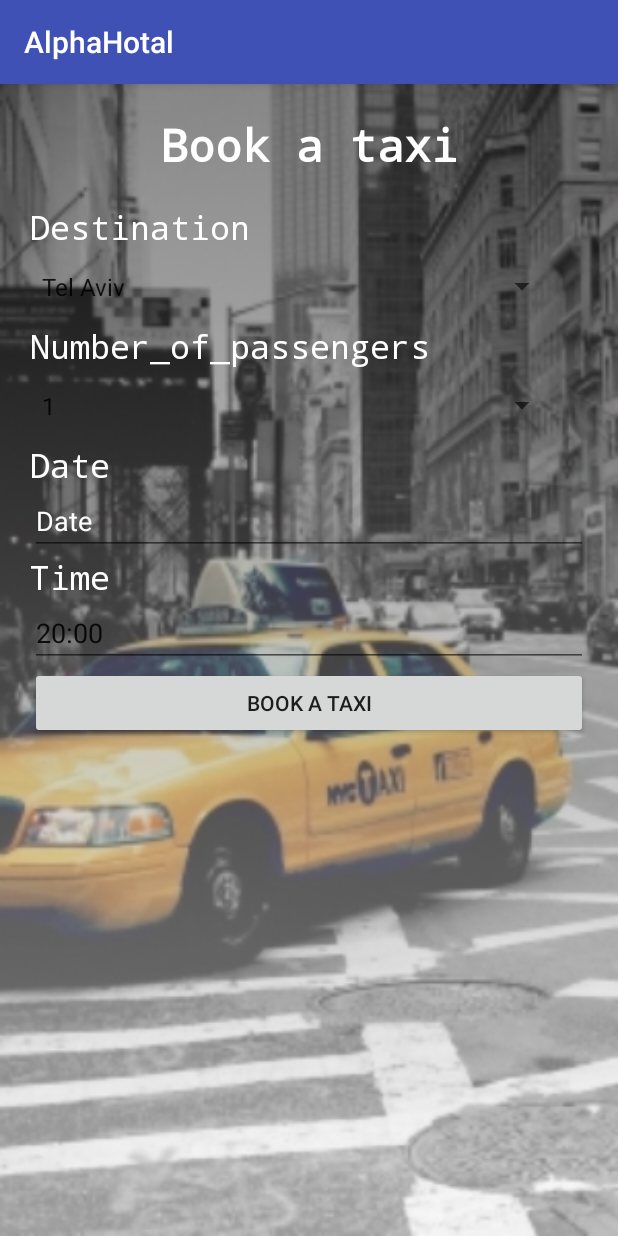
After one commit to oryossipof/ServeMeApp, an Android app: the BookTaxiActivity screen opened directly, with no data from a screen before it, on a phone screen of 412 x 824 dp. The commit adds this screen. Run offline under Robolectric (Android 15) with nearby library versions, the phone set to English and light mode, and no system bars.

Commit message:
15-03-2018
- book taxi validation
- no more than 3 request in reception, maintenance, house keeping and security.
- translation of all screens including login status and toasts
- generic backgroundworker

```diff
--- a/app/src/main/AndroidManifest.xml
+++ b/app/src/main/AndroidManifest.xml
@@ -13,7 +13,7 @@
         android:roundIcon="@mipmap/ic_launcher_round"
         android:supportsRtl="true"
         android:theme="@style/AppTheme">
-        <activity android:name=".MainActivity"></activity>
+        <activity android:name=".MainActivity" />
         <activity android:name=".SigninActivity">
             <intent-filter>
                 <action android:name="android.intent.action.MAIN" />
@@ -30,7 +30,8 @@
         <activity android:name=".SecurityActivity" />
         <activity android:name=".RoomServiceActivity" />
         <activity android:name=".questionnairesActivity" />
-        <activity android:name=".ActivitiesActivity"></activity>
+        <activity android:name=".ActivitiesActivity" />
+        <activity android:name=".BookTaxiActivity"></activity>
     </application>
 
 </manifest>
--- /dev/null
+++ b/app/src/main/java/com/example/oryossipof/alphahotal/BookTaxiActivity.java
@@ -0,0 +1,227 @@
+package com.example.oryossipof.alphahotal;
+
+import android.app.DatePickerDialog;
+import android.app.ProgressDialog;
+import android.app.TimePickerDialog;
+import android.content.BroadcastReceiver;
+import android.content.Context;
+import android.content.Intent;
+import android.content.IntentFilter;
+import android.os.Bundle;
+import android.support.v7.app.AppCompatActivity;
+import android.view.View;
+import android.widget.AdapterView;
+import android.widget.ArrayAdapter;
+import android.widget.Button;
+import android.widget.DatePicker;
+import android.widget.EditText;
+import android.widget.Spinner;
+import android.widget.TimePicker;
+import android.widget.Toast;
+
+import java.text.SimpleDateFormat;
+import java.util.ArrayList;
+import java.util.Calendar;
+import java.util.List;
+import java.util.Locale;
+
+public class BookTaxiActivity extends AppCompatActivity {
+    EditText edittext;
+    Calendar myCalendar ;
+    private Button bookTexiBT;
+    private  String roomNum;
+    private ProgressDialog progress ;
+    private String department = "Reception";
+    private  BroadcastReceiver receiver;
+    private String des="";
+    private String time="";
+    private String dest = "";
+    private String pass = "";
+    private Spinner spinner;
+    private String[] destList = {"Tel Aviv", "Haifa" , "Ben Gurion Airport", "Jerusalem", "Bat Yam", "Eilat", "Not Specified destination"};
+
+    @Override
+    protected void onCreate(Bundle savedInstanceState) {
+        super.onCreate(savedInstanceState);
+        setContentView(R.layout.activity_book_taxi);
+        bookTexiBT = (Button) findViewById(R.id.BookTexi_button1);
+        progress= new ProgressDialog(BookTaxiActivity.this);
+
+        roomNum = getIntent().getStringExtra("roomNum");
+      myCalendar = Calendar.getInstance();
+        initializeSpinner();
+
+
+        edittext= (EditText) findViewById(R.id.DatePick);
+        final DatePickerDialog.OnDateSetListener date = new DatePickerDialog.OnDateSetListener() {
+
+            @Override
+            public void onDateSet(DatePicker view, int year, int monthOfYear,
+                                  int dayOfMonth) {
+                // TODO Auto-generated method stub
+               //view.setMinDate(System.currentTimeMillis() - 1000);
+                myCalendar.set(Calendar.YEAR, year);
+                myCalendar.set(Calendar.MONTH, monthOfYear);
+                myCalendar.set(Calendar.DAY_OF_MONTH, dayOfMonth);
+                view.setMinDate(myCalendar.getTimeInMillis());
+                updateLabel();
+            }
+
+        };
+
+
+
+        edittext.setOnClickListener(new View.OnClickListener() {
+
+            @Override
+            public void onClick(View v) {
+                // TODO Auto-generated method stu
+                new DatePickerDialog(BookTaxiActivity.this, date, myCalendar
+                        .get(Calendar.YEAR), myCalendar.get(Calendar.MONTH),
+                        myCalendar.get(Calendar.DAY_OF_MONTH)).show();
+            }
+        });
+
+        final EditText Edit_Time = (EditText) findViewById(R.id.time_view_edit);
+
+        Edit_Time.setOnClickListener(new View.OnClickListener() {
+
+            @Override
+            public void onClick(View v) {
+                // TODO Auto-generated method stub
+                Calendar mcurrentTime = Calendar.getInstance();
+                int hour = mcurrentTime.get(Calendar.HOUR_OF_DAY);
+                int minute = mcurrentTime.get(Calendar.MINUTE);
+
+                TimePickerDialog mTimePicker;
+                mTimePicker = new TimePickerDialog(BookTaxiActivity.this, new TimePickerDialog.OnTimeSetListener() {
+                    @Override
+                    public void onTimeSet(TimePicker timePicker, int selectedHour, int selectedMinute) {
+                        Edit_Time.setText( selectedHour + ":" + selectedMinute);
+                        time = Edit_Time.getText().toString();
+                    }
+                }, hour, minute, true);
+                mTimePicker.setTitle(getResources().getString(R.string.select_time_str)); // add to strings  for all lang
+                mTimePicker.show();
+
+            }
+        });
+
+        //set spinner
+        final Spinner spinner = (Spinner) findViewById(R.id.spinner_ip);
+        spinner.setOnItemSelectedListener(new AdapterView.OnItemSelectedListener() {
+            @Override
+            public void onItemSelected(AdapterView<?> parent, View view, int position, long id) {
+                 dest = spinner.getSelectedItem().toString();
+              //  textView.setText(spinner.getSelectedItem().toString());
+                //textView.dismissDropDown();
+            }
+            @Override
+            public void onNothingSelected(AdapterView<?> parent) {
+                dest = spinner.getSelectedItem().toString();
+               // textView.dismissDropDown();
+            }
+        });
+
+        final Spinner spinner2 = (Spinner) findViewById(R.id.spinner_Number_of_pass);
+        spinner2.setOnItemSelectedListener(new AdapterView.OnItemSelectedListener() {
+            @Override
+            public void onItemSelected(AdapterView<?> parent, View view, int position, long id) {
+                 pass = spinner2.getSelectedItem().toString();
+            }
+            @Override
+            public void onNothingSelected(AdapterView<?> parent) {
+                 pass = spinner2.getSelectedItem().toString();;
+            }
+        });
+
+        bookTexiBT.setOnClickListener(new View.OnClickListener() {
+            @Override
+            public void onClick(View view) {
+
+                if (edittext.getText().length() == 0)
+                {
+                    Toast.makeText(BookTaxiActivity.this, getResources().getString(R.string.empty_date_str), Toast.LENGTH_SHORT).show();
+                    return;
+                }
+                time = Edit_Time.getText().toString();
+                BackgroundWorker bg = new BackgroundWorker(BookTaxiActivity.this);
+                des = edittext.getText().toString() + " "+ time + " " + destList[spinner.getSelectedItemPosition()] + ", " + pass + " Passengers";
+                bg.execute("insertNewRequest",roomNum,department,"Order Taxi",des);
+                progress.setMessage(getResources().getString(R.string.Delivring_request_str));
+                progress.setProgressStyle(ProgressDialog.STYLE_HORIZONTAL);
+                progress.setIndeterminate(false);
+                progress.setCancelable(false);
+                progress.setCanceledOnTouchOutside(false);
+                progress.setProgress(0);
+                progress.show();
+
+                registerReceiver(receiver =new BroadcastReceiver() {
+                    @Override
+                    public void onReceive(Context context, Intent intent) {
+                        String result = (String)intent.getExtras().getString("result");
+
+                        progress.setProgress(100);
+                        progress.dismiss();
+                        //alertDialog.show();
+                        if(result.equals("New requests accepted successfully")) {
+                            Toast.makeText(BookTaxiActivity.this, getResources().getString(R.string.New_request_accepted_successfully_str), Toast.LENGTH_SHORT).show();
+
+                            unregisterReceiver(receiver);
+
+                        }
+                        else if (result.equals("no one in the room"))
+                        {
+                            Toast.makeText(BookTaxiActivity.this, getResources().getString(R.string.not_occupied_str), Toast.LENGTH_SHORT).show();
+                            unregisterReceiver(receiver);
+                        }
+                        else if (result.equals("same request"))
+                        {
+                            Toast.makeText(BookTaxiActivity.this,getResources().getString(R.string.tooManyRequests_str), Toast.LENGTH_SHORT).show();
+                            unregisterReceiver(receiver);
+
+                        }
+                        else
+                        {
+                            Toast.makeText(BookTaxiActivity.this, getResources().getString(R.string.Connection_error_try_again_later_str), Toast.LENGTH_SHORT).show();
+                            unregisterReceiver(receiver);
+                        }
+
+                    }
+
+                }, new IntentFilter("resultIntent4"));
+            }
+
+        });
+
+
+
+    }
+
+    private void initializeSpinner() {
+
+        spinner = (Spinner) findViewById(R.id.spinner_ip);
+        List<String> list = new ArrayList<String>();
+        list.add(getResources().getString(R.string.telAviv_str));
+        list.add(getResources().getString(R.string.haifa_str));
+        list.add(getResources().getString(R.string.benGurion_str));
+        list.add(getResources().getString(R.string.jerusalem_str));
+        list.add(getResources().getString(R.string.batyam_str));
+        list.add(getResources().getString(R.string.eilat_str));
+        list.add(getResources().getString(R.string.otherDest_str));
+
+
+        ArrayAdapter<String> dataAdapter = new ArrayAdapter<String>(this,
+                android.R.layout.simple_spinner_item, list);
+        dataAdapter.setDropDownViewResource(android.R.layout.simple_spinner_dropdown_item);
+        spinner.setAdapter(dataAdapter);
+    }
+
+    private void updateLabel() {
+
+        String myFormat = "MM/dd/yy"; //In which you need put here
+        SimpleDateFormat sdf = new SimpleDateFormat(myFormat, Locale.US);
+
+        edittext.setText(sdf.format(myCalendar.getTime()));
+    }
+}
--- a/app/src/main/java/com/example/oryossipof/alphahotal/SigninActivity.java
+++ b/app/src/main/java/com/example/oryossipof/alphahotal/SigninActivity.java
@@ -50,7 +50,7 @@ public class SigninActivity extends Activity {
                         if(result.equals("login success")) {
                             //////////////////////////////////////////
                             // need to check if the user has done questionnaires before/
-                            String type = "IsQuestionnairesDone";
+                            String type = "didQuestionnairesBefore";
                             backgroundWorker2 = new BackgroundWorker(SigninActivity.this);
                             backgroundWorker2.execute(type, roomNum.getText().toString());
                             registerReceiver(receiver = new BroadcastReceiver() {
@@ -92,8 +92,8 @@ public class SigninActivity extends Activity {
                         else
                         {
                             AlertDialog alertDialog = new AlertDialog.Builder(context).create();
-                            alertDialog.setTitle("Login Result");
-                            alertDialog.setMessage(result);
+                            alertDialog.setTitle(getResources().getString(R.string.login_result_str));
+                            alertDialog.setMessage(getResources().getString(R.string.login_failed_str));
                             alertDialog.show();
                             unregisterReceiver(receiver);
 
--- /dev/null
+++ b/app/src/main/res/layout/activity_book_taxi.xml
@@ -0,0 +1,112 @@
+<?xml version="1.0" encoding="utf-8"?>
+<LinearLayout xmlns:android="http://schemas.android.com/apk/res/android"
+    android:layout_width="match_parent"
+    android:layout_height="match_parent"
+    android:background="@drawable/t"
+    android:orientation="vertical"
+    android:padding="20dp">
+
+    <TextView
+        android:id="@+id/textView1"
+        android:layout_width="fill_parent"
+        android:layout_height="wrap_content"
+        android:gravity="center"
+        android:text="@string/Book_a_Texi_str"
+        android:textAppearance="?android:attr/textAppearanceLarge"
+        android:textSize="30sp"
+        android:textStyle="bold"
+        android:textColor="#fff"
+        android:typeface="monospace" />
+
+    <TextView
+        android:id="@+id/areatextView2"
+        android:layout_width="wrap_content"
+        android:layout_height="wrap_content"
+        android:paddingTop="20dp"
+        android:text="@string/Destination_str"
+        android:textAppearance="?android:attr/textAppearanceMedium"
+        android:textColor="#fff"
+        android:textSize="22sp"
+        android:typeface="monospace"
+        />
+
+
+    <Spinner
+
+        android:layout_marginRight="20dp"
+        android:layout_width="match_parent"
+        android:layout_height="50dp"
+        android:id="@+id/spinner_ip"
+        android:spinnerMode="dropdown"
+        android:textColor="#fff"/>
+
+    <TextView
+        android:id="@+id/textView4"
+        android:layout_width="wrap_content"
+        android:layout_height="wrap_content"
+        android:text="@string/Number_of_passengers_str"
+        android:textAppearance="?android:attr/textAppearanceMedium"
+        android:textColor="#fff"
+        android:textSize="22sp"
+        android:typeface="monospace"
+        />
+
+    <Spinner
+        android:layout_marginRight="20dp"
+        android:layout_width="match_parent"
+        android:layout_height="50dp"
+        android:id="@+id/spinner_Number_of_pass"
+        android:spinnerMode="dropdown"
+        android:entries="@array/passArray"
+        />
+
+    <TextView
+        android:id="@+id/textView3"
+        android:layout_width="wrap_content"
+        android:layout_height="wrap_content"
+        android:text="@string/Date_str"
+        android:textAppearance="?android:attr/textAppearanceMedium"
+        android:textColor="#fff"
+        android:textSize="22sp"
+        android:typeface="monospace"
+        />
+
+    <EditText
+        android:layout_width="match_parent"
+        android:layout_height="wrap_content"
+        android:id="@+id/DatePick"
+        android:clickable="true"
+        android:editable="false"
+        android:hint="@string/Date_str"
+        android:focusable="false"
+        android:textColorHint="#fff"/>
+
+    <TextView
+        android:id="@+id/TimeTv"
+        android:layout_width="wrap_content"
+        android:layout_height="wrap_content"
+        android:text="@string/activity_time_str"
+        android:textAppearance="?android:attr/textAppearanceMedium"
+        android:textColor="#fff"
+        android:textSize="22sp"
+        android:typeface="monospace" />
+
+    <EditText
+        android:layout_width="match_parent"
+        android:layout_height="wrap_content"
+        android:id="@+id/time_view_edit"
+        android:hint="20:00"
+        android:text="20:00"
+        android:editable="false"
+        android:focusable="false"
+        android:textColorHint="#fff"
+        />
+
+
+    <Button
+        android:id="@+id/BookTexi_button1"
+        android:layout_width="match_parent"
+        android:layout_height="wrap_content"
+        android:text="@string/Book_a_Texi_str" />
+
+</LinearLayout>
--- a/app/src/main/res/values/strings.xml
+++ b/app/src/main/res/values/strings.xml
@@ -31,35 +31,62 @@
     <string name="baby_bed_str">Baby bed</string>
     <string name="bedding_str">Bedding</string>
     <string name="Clean_room_str">Clean room</string>
-    <string name = "Hamburger_str">Hamburger</string>
-    <string name = "Coffee_str">Coffee</string>
-    <string name = "Cola_str">Cola</string>
-    <string name = "Fish_str">Fish</string>
-    <string name = "Salmon_str">Salmon</string>
-    <string name = "Cake_str">Cake</string>
-    <string name = "Pizza_str">Pizza</string>
-    <string name = "Sushi_str">Sushi</string>
-    <string name = "Chicken_str">Chicken</string>
-    <string name = "Water_str">Water</string>
-    <string name = "Employees_Rating_str">Employees Rating</string>
-    <string name = "Food_Rating_str">Food Rating</string>
-    <string name = "Hotel_Feedback_str">Hotel Feedback</string>
-    <string name = "book_trip_str">Book a Trip</string>
-    <string name = "Recommend_tours_str">Recommend tours</string>
-    <string name = "Recommend_restaurants_str">Recommend restaurants</string>
-    <string name = "Get_Taxi_str">Get Taxi</string>
-    <string name = "Wake_up_call_str">Wake up call</string>
-    <string name = "Weather_str">Weather</string>
-    <string name = "Maps_str">Maps</string>
-    <string name = "Flight_Times_str">Flight Times</string>
-    <string name = "Shabbat_Hours_str">Shabbat Hours</string>
-    <string name = "Dinning_Hours_str">Dinning Hours</string>
-    <string name = "Activities_str">Activities</string>
-    <string name = "Pool_hours_str">Pool hours</string>
+    <string name="Hamburger_str">Hamburger</string>
+    <string name="Coffee_str">Coffee</string>
+    <string name="Cola_str">Cola</string>
+    <string name="Fish_str">Fish</string>
+    <string name="Salmon_str">Salmon</string>
+    <string name="Cake_str">Cake</string>
+    <string name="Pizza_str">Pizza</string>
+    <string name="Sushi_str">Sushi</string>
+    <string name="Chicken_str">Chicken</string>
+    <string name="Water_str">Water</string>
+    <string name="Employees_Rating_str">Employees Rating</string>
+    <string name="Food_Rating_str">Food Rating</string>
+    <string name="Hotel_Feedback_str">Hotel Feedback</string>
+    <string name="book_trip_str">Book a Trip</string>
+    <string name="Recommend_tours_str">Recommend tours</string>
+    <string name="Recommend_restaurants_str">Recommend restaurants</string>
+    <string name="Get_Taxi_str">Get Taxi</string>
+    <string name="Wake_up_call_str">Wake up call</string>
+    <string name="Weather_str">Weather</string>
+    <string name="Maps_str">Maps</string>
+    <string name="Flight_Times_str">Flight Times</string>
+    <string name="Shabbat_Hours_str">Shabbat Hours</string>
+    <string name="Dinning_Hours_str">Dinning Hours</string>
+    <string name="Activities_str">Activities</string>
+    <string name="Pool_hours_str">Pool hours</string>
+    <string name="New_request_accepted_successfully_str">New request accepted successfully</string>
+    <string name="Connection_error_try_again_later_str">Connection error! try again later</string>
+    <string name="Delivring_request_str">Delivering request....</string>
+    <string name = "telAviv_str">Tel Aviv</string>
+    <string name = "jerusalem_str">Jerusalem</string>
+    <string name = "haifa_str">Haifa</string>
+    <string name = "benGurion_str">Ben Gurion Airport</string>
+    <string name = "eilat_str">Eilat</string>
+    <string name = "batyam_str">Bat-Yam</string>
+    <string name = "otherDest_str">Other</string>
+    <string name = "tooManyRequests_str">Too many open requests from the same service </string>
+    <string name= "not_occupied_str">This room is not occupied</string>
 
+    <string-array name="passArray">
+        <item>1</item>
+        <item>2</item>
+        <item>3</item>
+        <item>4</item>
+        <item>5+</item>
+    </string-array>
 
+    <string name="Book_a_Texi_str">Book a taxi</string>
+    <string name="Destination_str">Destination</string>
+    <string name="Number_of_passengers_str"> Number_of_passengers</string>
+    <string name="Date_str">Date</string>
+    <string name="Order_str">Order</string>
+    <string name="login_result_str">Login Result</string>
+    <string name="login_failed_str">Login Failed</string>
 
-
+    <string name="select_time_str">Select Time</string>
+    <string name="empty_date_str">The date is empty</string>
 
 
 
```
Also changed, not shown: app/src/main/java/com/example/oryossipof/alphahotal/BackgroundWorker.java (+53 -131 lines), app/src/main/java/com/example/oryossipof/alphahotal/HotelHousekeepingActivity.java (+16 -5 lines), app/src/main/java/com/example/oryossipof/alphahotal/MaintenanceActivity.java (+18 -5 lines), app/src/main/java/com/example/oryossipof/alphahotal/ReceptionActivity.java (+9 -1 lines), app/src/main/java/com/example/oryossipof/alphahotal/RoomServiceActivity.java (+17 -5 lines), app/src/main/java/com/example/oryossipof/alphahotal/SecurityActivity.java (+18 -5 lines), app/src/main/res/drawable/t.jpg (added), 7 other files.
